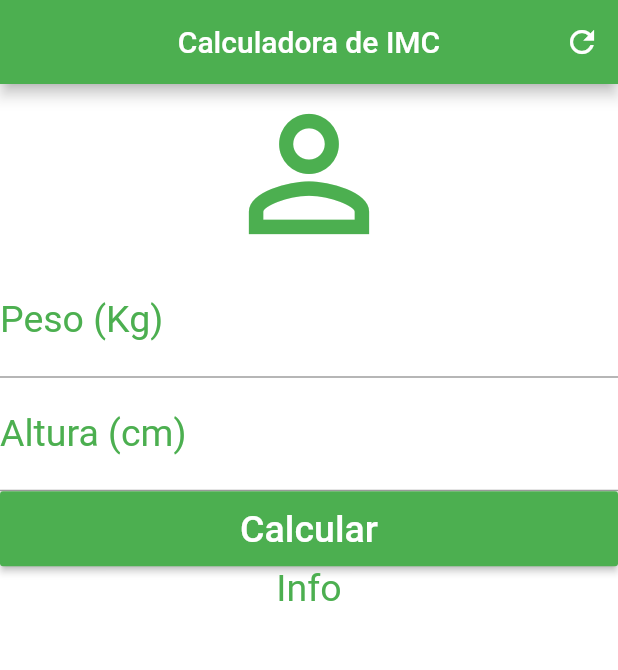
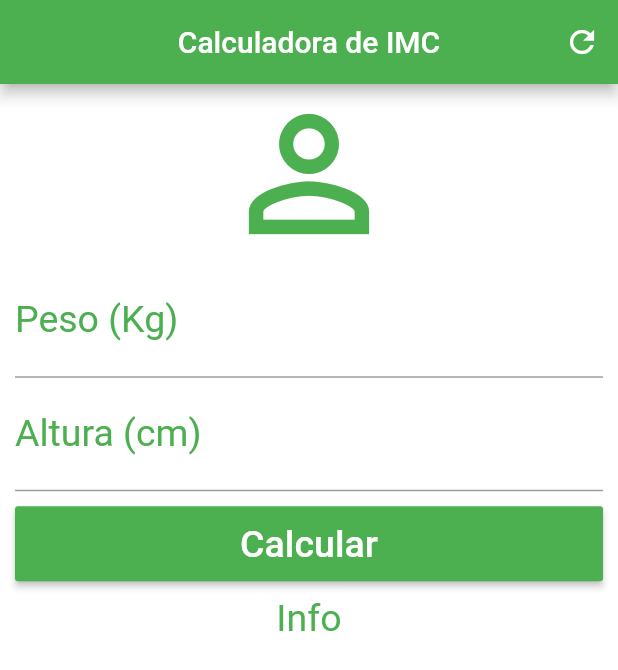
Before and after one commit to PatrickSLuz/Flutter, a Flutter app: the screen it shows after launch, on a phone screen of 412 x 824 dp. Shown: the top 670 px of the screen. Run offline on Flutter 3.47's test engine with Material 2 defaults, Android fonts, the phone set to English and light mode, and no system bars.

Commit message:
Finalizando o layout do App - Scroll e Padding

```diff
--- a/calculadora_imc/lib/main.dart
+++ b/calculadora_imc/lib/main.dart
@@ -25,7 +25,9 @@ class _HomeState extends State<Home> {
           ],
         ),
         backgroundColor: Colors.white,
-        body: Column(
+        body: SingleChildScrollView(
+            padding: EdgeInsets.fromLTRB(10, 0.0, 10, 0.0),
+            child: Column(
               crossAxisAlignment: CrossAxisAlignment.stretch,
               children: <Widget>[
                 Icon(
@@ -47,20 +49,24 @@ class _HomeState extends State<Home> {
                         labelStyle: TextStyle(color: Colors.green)),
                     textAlign: TextAlign.center,
                     style: TextStyle(color: Colors.green, fontSize: 25)),
-            Container(
+                Padding(
+                  padding: EdgeInsets.only(top: 10, bottom: 10),
+                  child: Container(
                       height: 50,
                       child: RaisedButton(
                         onPressed: () {},
                         child: Text("Calcular",
-                      style: TextStyle(color: Colors.white, fontSize: 25)),
+                            style: TextStyle(
+                                color: Colors.white, fontSize: 25)),
                         color: Colors.green,
                       )),
+                ),
                 Text(
                   "Info",
                   textAlign: TextAlign.center,
                   style: TextStyle(color: Colors.green, fontSize: 25),
                 )
               ],
-        ));
+            )));
   }
 }
```
Lines whose indentation alone changed are shown as unchanged.
